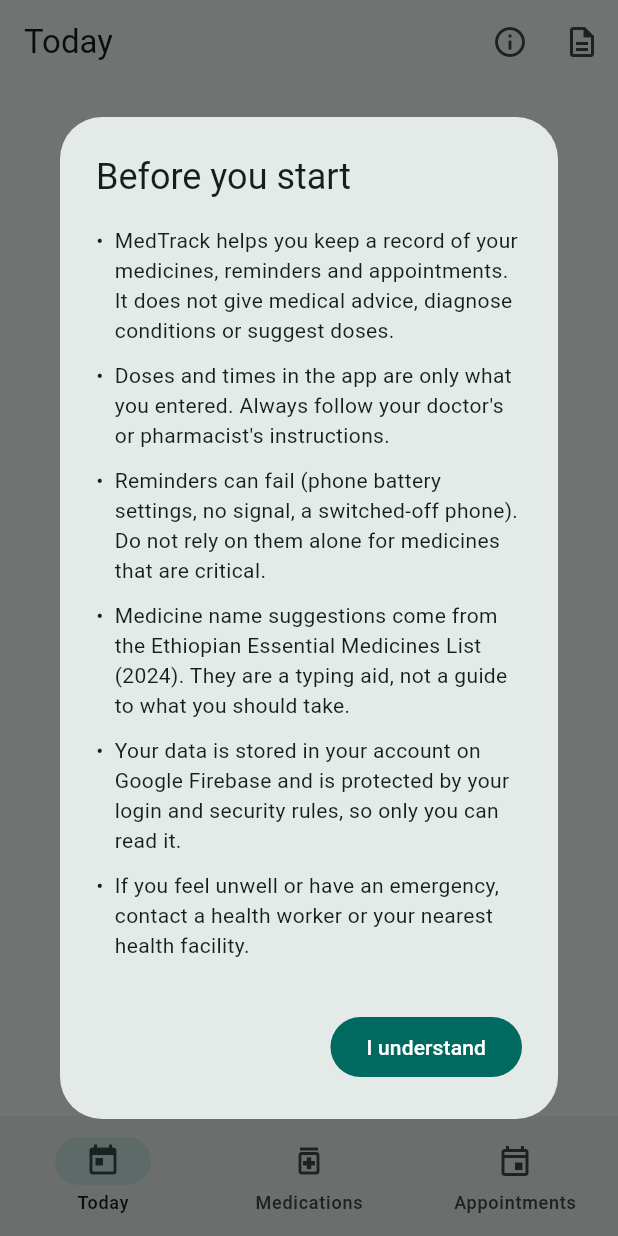
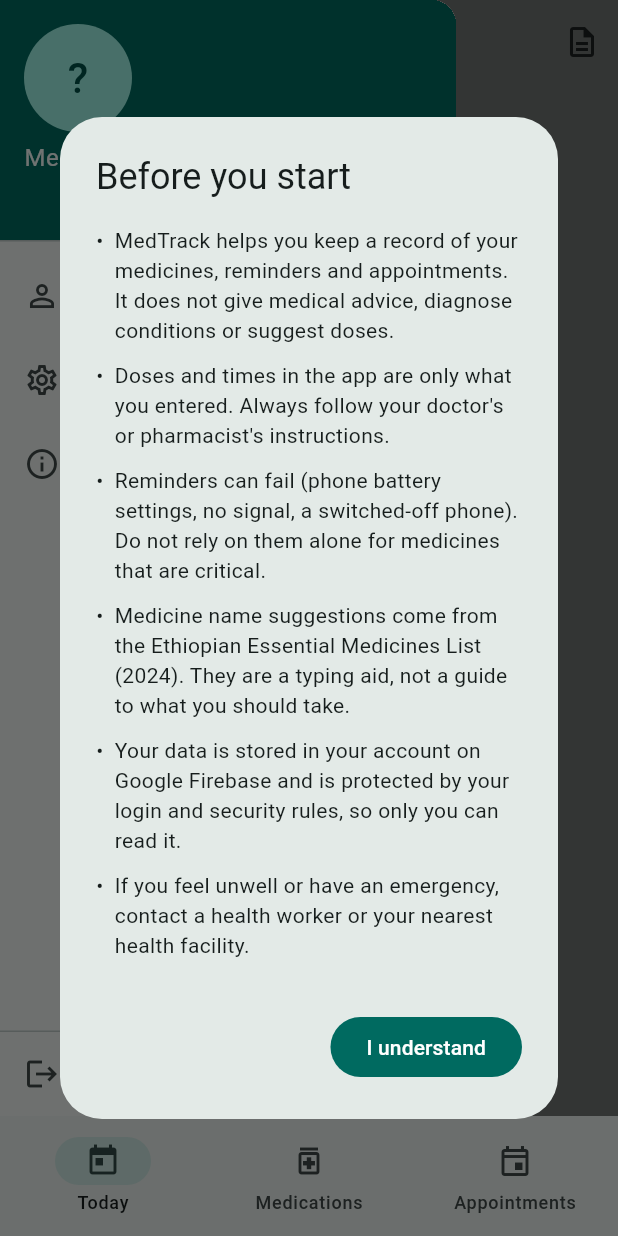
Before and after one commit to yoadin/MedTrack, a Flutter app: the screen it shows once a user with an empty profile is signed in, with the side drawer open (before the commit the screen has no drawer), on a phone screen of 412 x 824 dp. Run offline on Flutter 3.47's test engine with Material 3 defaults, Android fonts, the phone set to English and light mode, and no system bars; our stand-ins replace cloud_firestore, firebase_auth, firebase_core, flutter_local_notifications, shared_preferences, timezone; accounts and stored records are empty; project files that could hold a hidden picture were left out.

Commit message:
Add sidebar with profile and settings, theme, password change, early-dose warning

```diff
--- a/lib/main.dart
+++ b/lib/main.dart
@@ -1,19 +1,23 @@
 import 'package:firebase_auth/firebase_auth.dart';
 import 'package:firebase_core/firebase_core.dart';
+import 'package:flutter/foundation.dart' show kIsWeb;
 import 'package:flutter/material.dart';
-import 'package:medtrack/services/notification_service.dart';
 
 import 'firebase_options.dart';
 import 'screens/auth_screen.dart';
 import 'screens/main_shell.dart';
-import 'package:flutter/foundation.dart' show kIsWeb;
+import 'services/notification_service.dart';
+import 'services/settings_service.dart';
 
 Future<void> main() async {
   WidgetsFlutterBinding.ensureInitialized();
-  await Firebase.initializeApp(options: DefaultFirebaseOptions.currentPlatform);
+  await Firebase.initializeApp(
+    options: DefaultFirebaseOptions.currentPlatform,
+  );
   if (!kIsWeb) {
     await NotificationService.instance.init();
   }
+  await SettingsService.instance.load();
   runApp(const MedTrackApp());
 }
 
@@ -22,11 +26,20 @@
 
   @override
   Widget build(BuildContext context) {
-    return MaterialApp(
-      title: 'MedTrack',
-      debugShowCheckedModeBanner: false,
-      theme: ThemeData(colorSchemeSeed: Colors.teal, useMaterial3: true),
-      home: const AuthGate(),
+    return ListenableBuilder(
+      listenable: SettingsService.instance,
+      builder: (context, _) => MaterialApp(
+        title: 'MedTrack',
+        debugShowCheckedModeBanner: false,
+        theme: ThemeData(colorSchemeSeed: Colors.teal, useMaterial3: true),
+        darkTheme: ThemeData(
+          colorSchemeSeed: Colors.teal,
+          brightness: Brightness.dark,
+          useMaterial3: true,
+        ),
+        themeMode: SettingsService.instance.themeMode,
+        home: const AuthGate(),
+      ),
     );
   }
 }
--- a/lib/screens/appointments_screen.dart
+++ b/lib/screens/appointments_screen.dart
@@ -7,6 +7,7 @@
 import '../services/notification_service.dart';
 import '../utils/format.dart';
 import 'add_appointment_screen.dart';
+import '../widgets/app_drawer.dart';
 
 class AppointmentsScreen extends StatefulWidget {
   const AppointmentsScreen({super.key});
@@ -92,6 +93,7 @@
   @override
   Widget build(BuildContext context) {
     return Scaffold(
+      drawer: const AppDrawer(),
       appBar: AppBar(title: const Text('Appointments')),
       floatingActionButton: FloatingActionButton.extended(
         onPressed: () => Navigator.push(
--- /dev/null
+++ b/lib/services/settings_service.dart
@@ -0,0 +1,36 @@
+import 'package:flutter/material.dart';
+import 'package:shared_preferences/shared_preferences.dart';
+
+class SettingsService extends ChangeNotifier {
+  SettingsService._();
+  static final SettingsService instance = SettingsService._();
+
+  static const _themeKey = 'theme_mode';
+
+  ThemeMode _themeMode = ThemeMode.system;
+  ThemeMode get themeMode => _themeMode;
+
+  Future<void> load() async {
+    try {
+      final prefs = await SharedPreferences.getInstance();
+      final saved = prefs.getString(_themeKey);
+      _themeMode = ThemeMode.values.firstWhere(
+        (m) => m.name == saved,
+        orElse: () => ThemeMode.system,
+      );
+    } catch (_) {
+      // Keep the default if reading fails.
+    }
+  }
+
+  Future<void> setThemeMode(ThemeMode mode) async {
+    _themeMode = mode;
+    notifyListeners();
+    try {
+      final prefs = await SharedPreferences.getInstance();
+      await prefs.setString(_themeKey, mode.name);
+    } catch (_) {
+      // The theme still changes for this session even if saving fails.
+    }
+  }
+}
--- /dev/null
+++ b/lib/widgets/app_drawer.dart
@@ -0,0 +1,105 @@
+import 'package:firebase_auth/firebase_auth.dart';
+import 'package:flutter/material.dart';
+
+import '../screens/profile_screen.dart';
+import '../screens/settings_screen.dart';
+import '../services/notification_service.dart';
+import 'disclaimer.dart';
+
+class AppDrawer extends StatelessWidget {
+  const AppDrawer({super.key});
+
+  /// Closes the drawer, then opens [screen].
+  void _go(BuildContext context, Widget screen) {
+    final nav = Navigator.of(context);
+    nav.pop(); // close the drawer
+    nav.push(MaterialPageRoute(builder: (_) => screen));
+  }
+
+  void _showAbout(BuildContext context) {
+    final nav = Navigator.of(context);
+    nav.pop();
+    showDisclaimer(nav.context);
+  }
+
+  Future<void> _logout(BuildContext context) async {
+    final nav = Navigator.of(context);
+    nav.pop();
+    final ok = await showDialog<bool>(
+      context: nav.context,
+      builder: (ctx) => AlertDialog(
+        title: const Text('Log out?'),
+        content: const Text(
+          'Reminders on this phone will stop until you log in again.',
+        ),
+        actions: [
+          TextButton(
+            onPressed: () => Navigator.pop(ctx, false),
+            child: const Text('Cancel'),
+          ),
+          FilledButton(
+            onPressed: () => Navigator.pop(ctx, true),
+            child: const Text('Log out'),
+          ),
+        ],
+      ),
+    );
+    if (ok != true) return;
+    // Remove this user's reminders from the phone before signing out.
+    await NotificationService.instance.clearAll();
+    await FirebaseAuth.instance.signOut();
+  }
+
+  @override
+  Widget build(BuildContext context) {
+    return Drawer(
+      child: Column(
+        children: [
+          StreamBuilder<User?>(
+            stream: FirebaseAuth.instance.userChanges(),
+            initialData: FirebaseAuth.instance.currentUser,
+            builder: (context, snap) {
+              final user = snap.data;
+              final name = (user?.displayName ?? '').trim();
+              final email = user?.email ?? '';
+              final source = name.isNotEmpty ? name : email;
+              final initial = source.isEmpty ? '?' : source[0].toUpperCase();
+              return UserAccountsDrawerHeader(
+                accountName: Text(name.isEmpty ? 'MedTrack user' : name),
+                accountEmail: Text(email),
+                currentAccountPicture: CircleAvatar(
+                  child: Text(initial, style: const TextStyle(fontSize: 28)),
+                ),
+              );
+            },
+          ),
+          ListTile(
+            leading: const Icon(Icons.person_outline),
+            title: const Text('My profile'),
+            onTap: () => _go(context, const ProfileScreen()),
+          ),
+          ListTile(
+            leading: const Icon(Icons.settings_outlined),
+            title: const Text('Settings'),
+            onTap: () => _go(context, const SettingsScreen()),
+          ),
+          ListTile(
+            leading: const Icon(Icons.info_outline),
+            title: const Text('About and disclaimer'),
+            onTap: () => _showAbout(context),
+          ),
+          const Spacer(),
+          const Divider(height: 1),
+          SafeArea(
+            top: false,
+            child: ListTile(
+              leading: const Icon(Icons.logout),
+              title: const Text('Log out'),
+              onTap: () => _logout(context),
+            ),
+          ),
+        ],
+      ),
+    );
+  }
+}
```
Also changed, not shown: lib/screens/change_password_screen.dart (added, +170 -0 lines), lib/screens/home_screen.dart (+4 -17 lines), lib/screens/profile_screen.dart (added, +119 -0 lines), lib/screens/settings_screen.dart (added, +71 -0 lines), lib/screens/today_screen.dart (+46 -7 lines).
